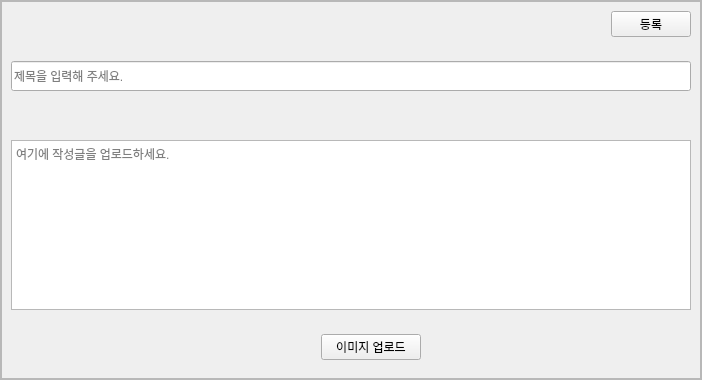
guaba98/class_album, file UI/UI_board_write.ui: the form before one commit.
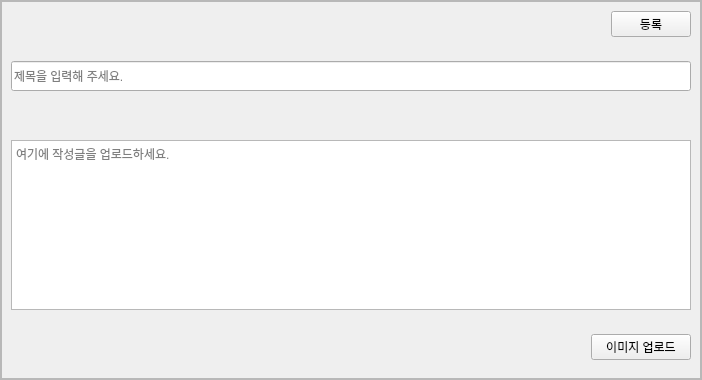
The form after the commit.

The edit to the form file:
```diff
--- a/UI/UI_board_write.ui
+++ b/UI/UI_board_write.ui
@@ -274,7 +274,7 @@
                 <enum>Qt::Horizontal</enum>
                </property>
                <property name="sizeType">
-                <enum>QSizePolicy::Preferred</enum>
+                <enum>QSizePolicy::Expanding</enum>
                </property>
                <property name="sizeHint" stdset="0">
                 <size>
```
